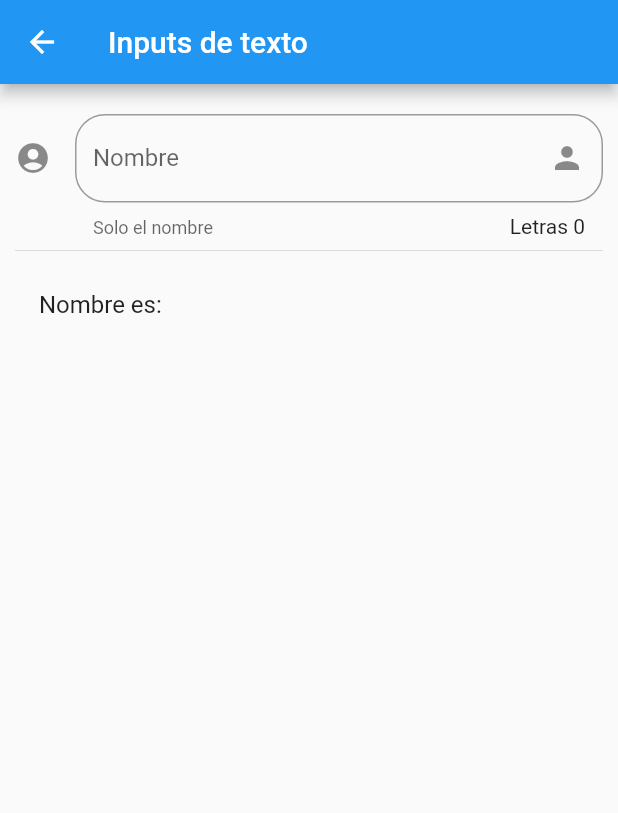
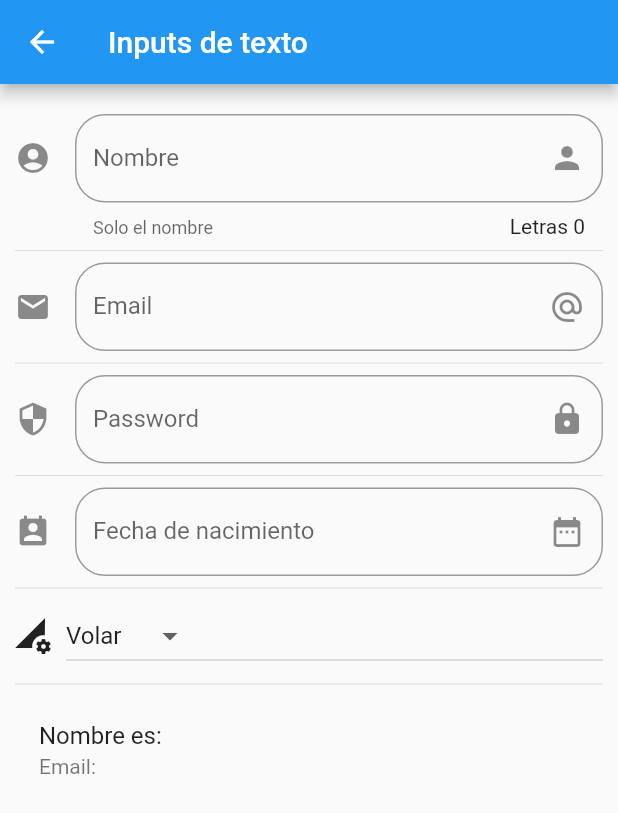
Before and after one commit to riclara/componentes, a Flutter app: the screen it shows after launch, after a tap on "Inputs", on a phone screen of 412 x 824 dp. Shown: the top 813 px of the screen. Run offline on Flutter 3.47's test engine with Material 2 defaults, Android fonts, the phone set to English and light mode, and no system bars; network calls fail.

```diff
--- a/data/menu_opts.json
+++ b/data/menu_opts.json
@@ -25,6 +25,11 @@
             "ruta" : "inputs",
             "icon" : "input",
             "texto": "Inputs"
+        },
+        {
+            "ruta" : "slider",
+            "icon" : "slider",
+            "texto": "slider"
         }
     ]
 }
--- a/lib/main.dart
+++ b/lib/main.dart
@@ -1,6 +1,7 @@
 import 'package:flutter/material.dart';
 import 'package:componentes/src/routes/routes.dart';
 import 'package:componentes/src/pages/alert_page.dart';
+import 'package:flutter_localizations/flutter_localizations.dart';
 
 void main() => runApp(MyApp());
 
@@ -10,6 +11,16 @@ class MyApp extends StatelessWidget {
     return MaterialApp(
       debugShowCheckedModeBanner: false,
       title: 'Componentes App',
+      localizationsDelegates: [
+        // ... app-specific localization delegate[s] here
+        GlobalMaterialLocalizations.delegate,
+        GlobalWidgetsLocalizations.delegate,
+        GlobalCupertinoLocalizations.delegate,
+      ],
+      supportedLocales: [
+        const Locale('en'), // English
+        const Locale('es'), // Spanish
+      ],
       // home: HomePage(),
       initialRoute: '/',
       routes: getApplicationRoutes(),
--- a/lib/src/pages/input_page.dart
+++ b/lib/src/pages/input_page.dart
@@ -8,7 +8,13 @@ class Inputpage extends StatefulWidget {
 
 class _InputpageState extends State<Inputpage> {
   String _nombre = '';
+  String _email = '';
+  String _password = '';
+  String _fecha;
+  String _opcionSeleccionada = 'Volar';
+  List<String> _poderes = ['Volar', 'Rayos X', 'Fuerza'];
   FocusNode _myFocusNode = FocusNode();
+  TextEditingController _fieldDateController = TextEditingController();
 
   @override
   void dispose() {
@@ -27,7 +33,16 @@ class _InputpageState extends State<Inputpage> {
         children: <Widget>[
           _crearInput(),
           Divider(),
+          _crearEmail(),
+          Divider(),
+          _crearPassword(),
+          Divider(),
+          _crearFecha(context),
+          Divider(),
+          _crearDropdown(),
+          Divider(),
           _crearPersona(),
+
         ],
       ),
     );
@@ -56,7 +71,116 @@ class _InputpageState extends State<Inputpage> {
 
   Widget _crearPersona() {
     return ListTile(
-      title: Text('Nombre es: $_nombre')
+      title: Text('Nombre es: $_nombre'),
+      subtitle: Text('Email: $_email'),
     );
   }
+
+  Widget _crearEmail() {
+    return TextField(
+       // autofocus: false,
+       keyboardType: TextInputType.emailAddress,
+       onChanged: (value) {
+         setState(() {
+           _email = value;
+         });
+       },
+       decoration: InputDecoration(
+         border: OutlineInputBorder(borderRadius: BorderRadius.circular(20.0)),
+         hintText: 'Email',
+         labelText: 'Email',
+         suffixIcon: Icon(Icons.alternate_email),
+         icon: Icon(Icons.email)
+       ),
+    );
+  }
+
+  Widget _crearPassword() {
+    return TextField(
+       // autofocus: false,
+       obscureText: true,
+       onChanged: (value) {
+         setState(() {
+           _password = value;
+         });
+       },
+       decoration: InputDecoration(
+         border: OutlineInputBorder(borderRadius: BorderRadius.circular(20.0)),
+         hintText: 'Password',
+         labelText: 'Password',
+         suffixIcon: Icon(Icons.lock),
+         icon: Icon(Icons.security)
+       ),
+    );
+  }
+
+  Widget _crearFecha(BuildContext context) {
+    return TextField(
+      controller: _fieldDateController,
+      // autofocus: false,
+      onTap: () {
+        FocusScope.of(context).requestFocus(_myFocusNode);
+        _selectDate( context );
+
+      },
+      decoration: InputDecoration(
+        border: OutlineInputBorder(borderRadius: BorderRadius.circular(20.0)),
+        hintText: 'Fecha de nacimiento',
+        labelText: 'Fecha de nacimiento',
+        suffixIcon: Icon(Icons.date_range),
+        icon: Icon(Icons.perm_contact_calendar)
+      ),
+    );
+  }
+
+  _selectDate(BuildContext context) async{
+    DateTime picked = await showDatePicker(
+      locale: Locale('es'),
+      context: context,
+      initialDate: DateTime.now(),
+      firstDate: DateTime(2018),
+      lastDate: DateTime(2025)
+    );
+    if(picked != null) {
+      setState(() {
+        _fecha = picked.toString();
+        _fieldDateController.text = _fecha;
+      });
+    }
+  }
+
+  List<DropdownMenuItem<String>> getOpcionesDroptDown () {
+    List<DropdownMenuItem<String>> lista = List();
+    _poderes.forEach((poder) {
+      lista.add(DropdownMenuItem(
+        child: Text(poder),
+        value: poder,
+        ));
+    });
+    return lista;
+  }
+
+  Widget _crearDropdown() {
+    return Row(
+      children: <Widget>[
+        Icon(Icons.perm_data_setting),
+        SizedBox(width: 10.0,),
+        Expanded(
+            child: DropdownButton(
+            value: _opcionSeleccionada,
+            items: getOpcionesDroptDown(),
+            onChanged: (selected) {
+              setState(() {
+                _opcionSeleccionada = selected;
+                print(selected);
+              });
+            },
+          ),
+        )
+      ],
+    );
+
+
+
+  }
 }
--- a/lib/src/routes/routes.dart
+++ b/lib/src/routes/routes.dart
@@ -1,3 +1,4 @@
+import 'package:componentes/src/pages/slider_page.dart';
 import 'package:flutter/material.dart';
 import 'package:componentes/src/pages/card_page.dart';
 import 'package:componentes/src/pages/alert_page.dart';
@@ -14,5 +15,6 @@ Map <String, WidgetBuilder> getApplicationRoutes () {
     'card': (BuildContext context) => CardPage(),
     'animatedContainer': (BuildContext context) => AnimatedContainerPage(),
     'inputs': (BuildContext context) => Inputpage(),
+    'slider': (BuildContext context) => SliderPage(),
   };
 }
--- a/lib/src/utils/icono_string_util.dart
+++ b/lib/src/utils/icono_string_util.dart
@@ -6,6 +6,7 @@ final _icons = <String, IconData>{
   "folder_open": Icons.folder_open,
   "donut_large": Icons.donut_large,
   "input": Icons.input,
+  "slider": Icons.tune,
 };
 
 Icon getIcon(String nombreIcono) {
--- a/pubspec.yaml
+++ b/pubspec.yaml
@@ -19,6 +19,9 @@ environment:
 dependencies:
   flutter:
     sdk: flutter
+  flutter_localizations:
+    sdk: flutter
+  flutter_cupertino_localizations: ^1.0.1
 
   # The following adds the Cupertino Icons font to your application.
   # Use with the CupertinoIcons class for iOS style icons.
```
Also changed, not shown: lib/src/pages/slider_page.dart (added, +95 -0 lines), pubspec.lock.
